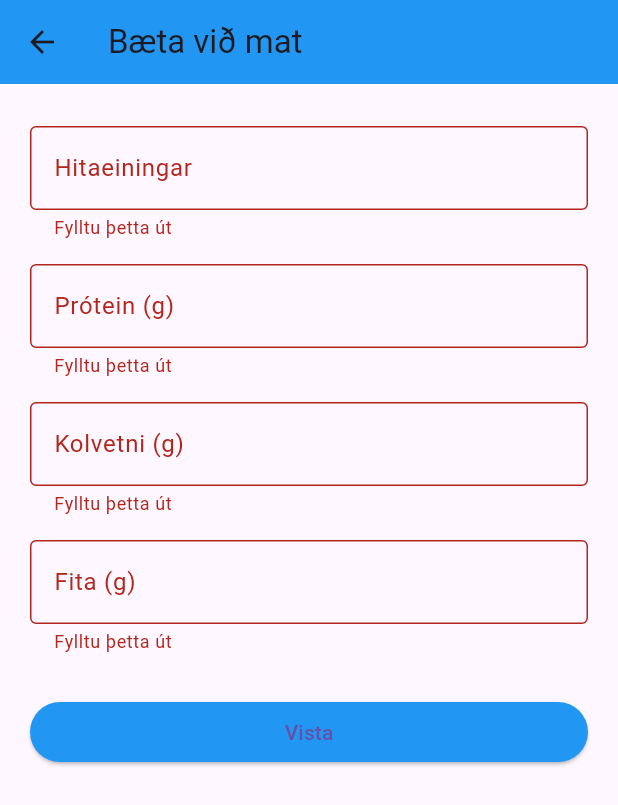
After one commit to Tasarinn/Lokaverkefni, a Flutter app: the AddFoodScreen screen opened directly, after a tap on "Vista", on a phone screen of 412 x 824 dp. The commit adds this screen. Shown: the top 805 px of the screen. Run offline on Flutter 3.47's test engine with Material 3 defaults, Android fonts, the phone set to English and light mode, and no system bars; our stand-ins replace cloud_firestore, firebase_auth, firebase_core, percent_indicator; accounts and stored records are empty.

Commit message:
Add modal for food selection and navigation to AddFoodScreen

```diff
--- /dev/null
+++ b/lib/add_food_screen.dart
@@ -0,0 +1,103 @@
+import 'package:flutter/material.dart';
+import 'package:firebase_auth/firebase_auth.dart';
+import 'package:cloud_firestore/cloud_firestore.dart';
+
+class AddFoodScreen extends StatefulWidget {
+  const AddFoodScreen({super.key});
+
+  @override
+  State<AddFoodScreen> createState() => _AddFoodScreenState();
+}
+
+class _AddFoodScreenState extends State<AddFoodScreen> {
+  final _formKey = GlobalKey<FormState>();
+  final calorieController = TextEditingController();
+  final proteinController = TextEditingController();
+  final carbController = TextEditingController();
+  final fatController = TextEditingController();
+
+  @override
+  void dispose() {
+    calorieController.dispose();
+    proteinController.dispose();
+    carbController.dispose();
+    fatController.dispose();
+    super.dispose();
+  }
+
+  Future<void> saveFoodEntry() async {
+    if (!_formKey.currentState!.validate()) return;
+
+    final user = FirebaseAuth.instance.currentUser;
+    if (user == null) return;
+
+    final now = DateTime.now();
+    final dateKey = "${now.year}-${now.month}-${now.day}";
+
+    final foodEntry = {
+      'calories': int.parse(calorieController.text),
+      'protein': int.parse(proteinController.text),
+      'carbs': int.parse(carbController.text),
+      'fat': int.parse(fatController.text),
+      'timestamp': Timestamp.now(),
+    };
+
+    final docRef = FirebaseFirestore.instance
+        .collection('foodLogs')
+        .doc(user.uid)
+        .collection('days')
+        .doc(dateKey);
+
+    await docRef.set({
+      'entries': FieldValue.arrayUnion([foodEntry]),
+    }, SetOptions(merge: true));
+
+    Navigator.pop(context, true); // Return true to trigger refresh
+  }
+
+  @override
+  Widget build(BuildContext context) {
+    return Scaffold(
+      appBar: AppBar(
+        title: const Text('Bæta við mat'),
+        backgroundColor: Colors.blue,
+      ),
+      body: Padding(
+        padding: const EdgeInsets.all(20),
+        child: Form(
+          key: _formKey,
+          child: ListView(
+            children: [
+              _buildField("Hitaeiningar", calorieController),
+              _buildField("Prótein (g)", proteinController),
+              _buildField("Kolvetni (g)", carbController),
+              _buildField("Fita (g)", fatController),
+              const SizedBox(height: 20),
+              ElevatedButton(
+                onPressed: saveFoodEntry,
+                style: ElevatedButton.styleFrom(backgroundColor: Colors.blue),
+                child: const Text("Vista"),
+              ),
+            ],
+          ),
+        ),
+      ),
+    );
+  }
+
+  Widget _buildField(String label, TextEditingController controller) {
+    return Padding(
+      padding: const EdgeInsets.symmetric(vertical: 8),
+      child: TextFormField(
+        controller: controller,
+        keyboardType: TextInputType.number,
+        decoration: InputDecoration(
+          labelText: label,
+          border: const OutlineInputBorder(),
+        ),
+        validator: (value) =>
+        value == null || value.isEmpty ? "Fylltu þetta út" : null,
+      ),
+    );
+  }
+}
```
Also changed, not shown: lib/home_screen.dart (+36 -36 lines).
